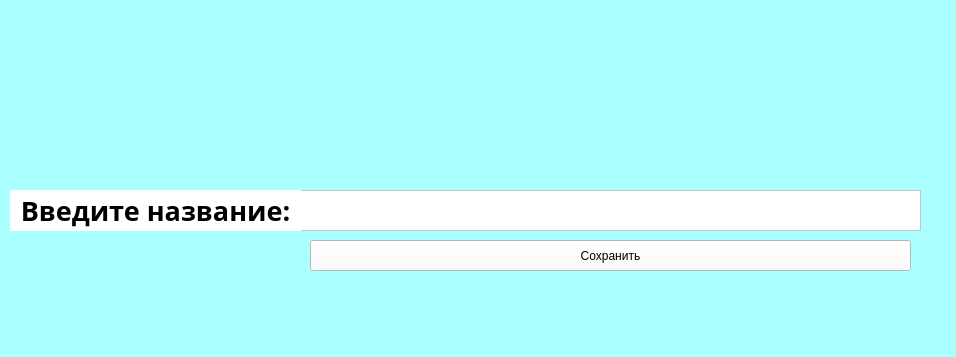
This is testtest-master/Region.ui in 2005Alena/pythonProject2 as Qt 5 draws it before an edit. The edited form follows.
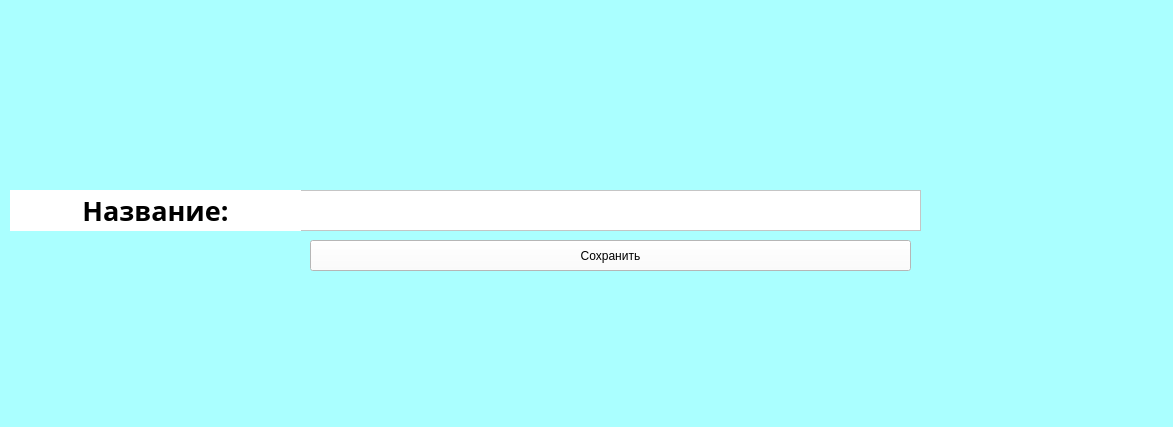
This is the edited form.

Diff of the .ui file:
```diff
--- a/testtest-master/Region.ui
+++ b/testtest-master/Region.ui
@@ -6,8 +6,8 @@
    <rect>
     <x>0</x>
     <y>0</y>
-    <width>956</width>
-    <height>357</height>
+    <width>1173</width>
+    <height>427</height>
    </rect>
   </property>
   <property name="cursor">
@@ -72,7 +72,7 @@
      <string notr="true">background-color: rgb(255, 255, 255)</string>
     </property>
     <property name="text">
-     <string>Введите название:</string>
+     <string>Название:</string>
     </property>
     <property name="alignment">
      <set>Qt::AlignCenter</set>
```
Left out of the diff: 4 changed lines with no effect on the pictures.
